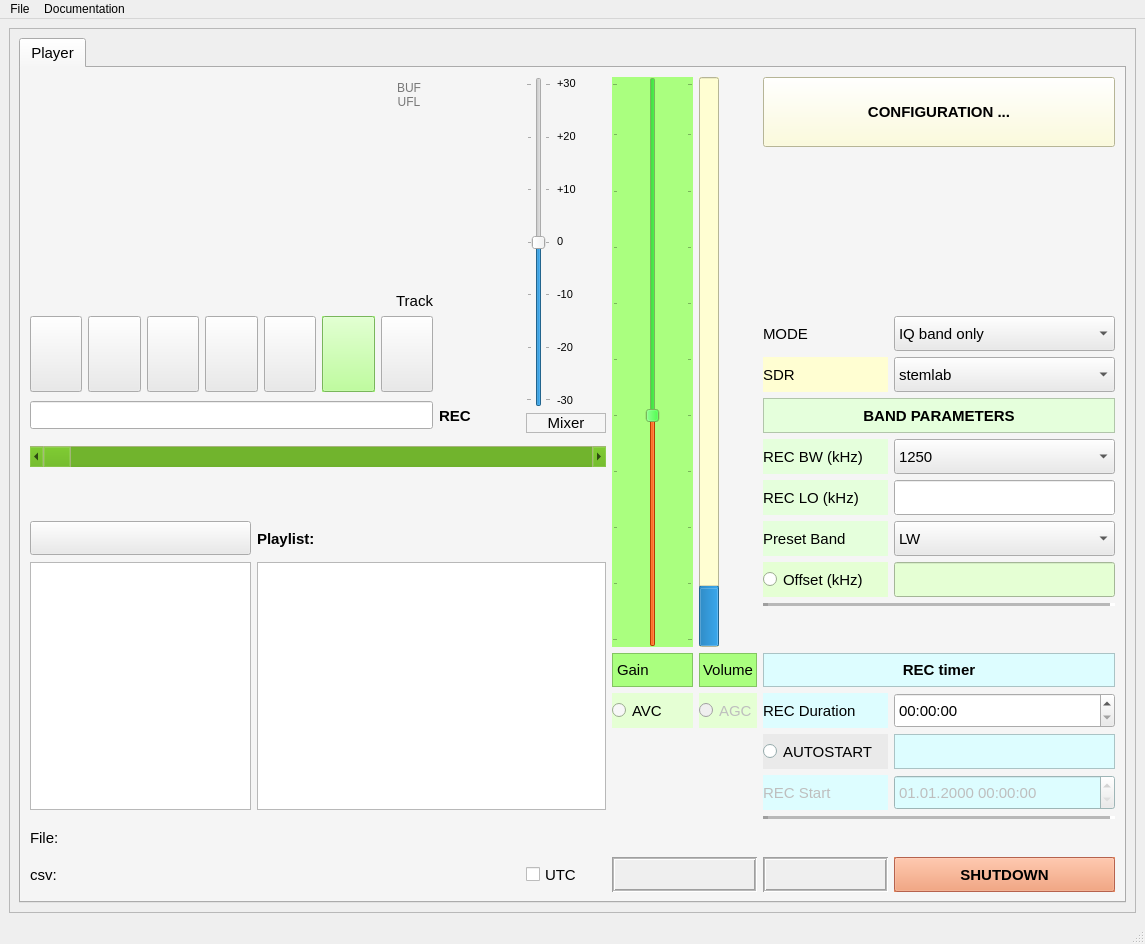
First picture: the form in sources/core/ressources/COHIWizard_GUI_v10_scrollhv_skin_5.ui, repository hermy-sf/COHIWizard, before the edit.
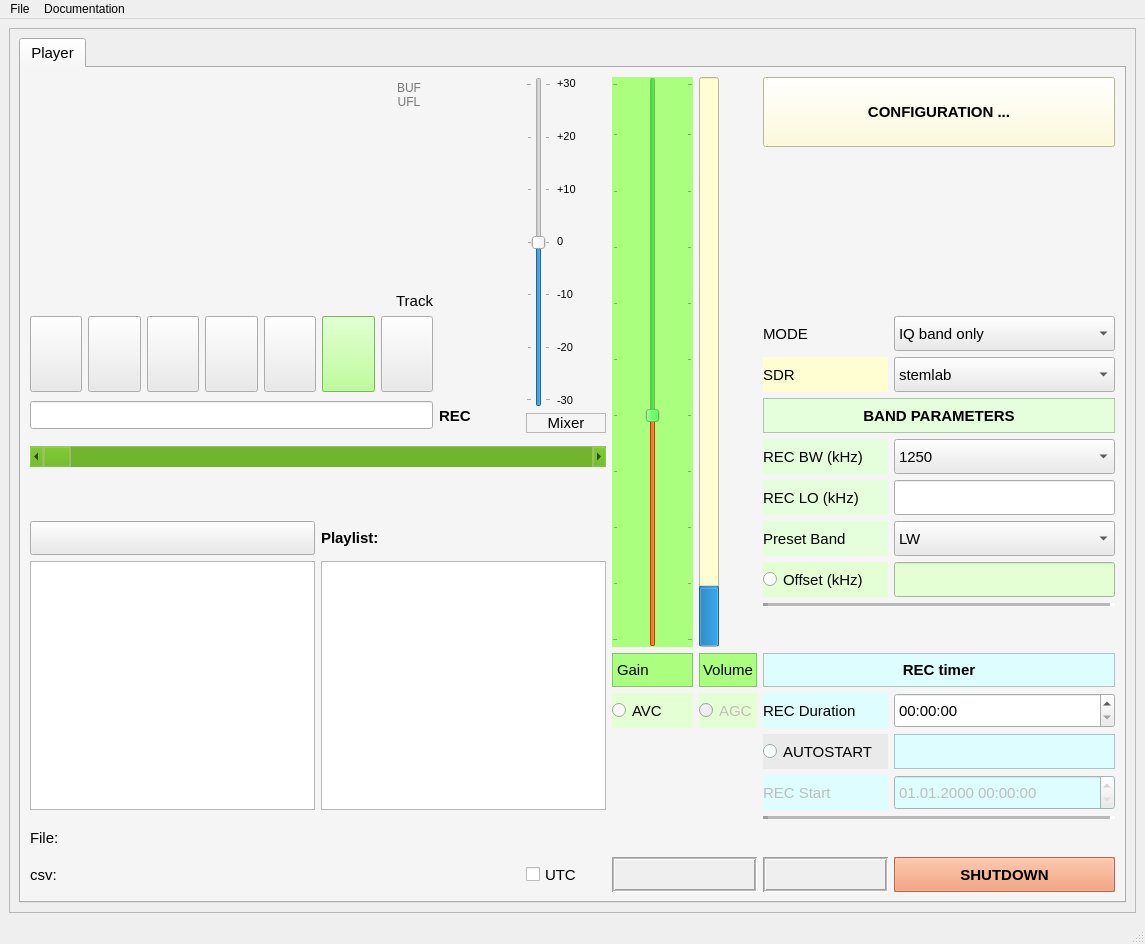
Second picture: the form after the edit. Icons and pictures are not drawn.

The edit to the form file:
```diff
--- a/sources/core/ressources/COHIWizard_GUI_v10_scrollhv_skin_5.ui
+++ b/sources/core/ressources/COHIWizard_GUI_v10_scrollhv_skin_5.ui
@@ -1096,31 +1096,186 @@
                 </property>
                </widget>
               </item>
-              <item row="10" column="5" colspan="2">
-               <widget class="QLabel" name="label_42">
-                <property name="sizePolicy">
-                 <sizepolicy hsizetype="Expanding" vsizetype="Expanding">
-                  <horstretch>1</horstretch>
-                  <verstretch>1</verstretch>
-                 </sizepolicy>
-                </property>
-                <property name="minimumSize">
-                 <size>
-                  <width>10</width>
-                  <height>0</height>
-                 </size>
-                </property>
-                <property name="font">
-                 <font>
-                  <pointsize>11</pointsize>
-                  <weight>75</weight>
-                  <bold>true</bold>
-                 </font>
-                </property>
-                <property name="text">
-                 <string>Playlist:</string>
-                </property>
-               </widget>
+              <item row="10" column="0" rowspan="8" colspan="9">
+               <layout class="QGridLayout" name="gridLayout_lists" rowstretch="0,1" columnstretch="1,1">
+                <property name="leftMargin"><number>0</number></property>
+                <property name="topMargin"><number>0</number></property>
+                <property name="rightMargin"><number>0</number></property>
+                <property name="bottomMargin"><number>0</number></property>
+                <item row="0" column="0">
+                 <widget class="QPushButton" name="pushButton_act_playlist">
+                  <property name="sizePolicy">
+                   <sizepolicy hsizetype="Expanding" vsizetype="Preferred">
+                    <horstretch>1</horstretch>
+                    <verstretch>1</verstretch>
+                   </sizepolicy>
+                  </property>
+                  <property name="minimumSize">
+                   <size>
+                    <width>10</width>
+                    <height>10</height>
+                   </size>
+                  </property>
+                  <property name="maximumSize">
+                   <size>
+                    <width>1000</width>
+                    <height>34</height>
+                   </size>
+                  </property>
+                  <property name="font">
+                   <font>
+                    <pointsize>11</pointsize>
+                   </font>
+                  </property>
+                  <property name="toolTip">
+                   <string>toggles betweensingle file and playlist, activates playlist tool</string>
+                  </property>
+                  <property name="text">
+                   <string/>
+                  </property>
+                  <property name="icon">
+                   <iconset>
+                    <normaloff>icons/Button_Playlist_Activate.png</normaloff>
+                    <normalon>icons/Button_Playlist_Select.png</normalon>
+                    <activeoff>icons/Button_Playlist_Activate.png</activeoff>
+                    <activeon>icons/Button_Playlist_Select.png</activeon>
+                    <selectedoff>icons/Button_Playlist_Activate.png</selectedoff>
+                    <selectedon>icons/Button_Playlist_Select.png</selectedon>icons/Button_Playlist_Activate.png</iconset>
+                  </property>
+                  <property name="iconSize">
+                   <size>
+                    <width>210</width>
+                    <height>25</height>
+                   </size>
+                  </property>
+                  <property name="checkable">
+                   <bool>true</bool>
+                  </property>
+                 </widget>
+                </item>
+                <item row="0" column="1">
+                 <widget class="QLabel" name="label_42">
+                  <property name="sizePolicy">
+                   <sizepolicy hsizetype="Expanding" vsizetype="Preferred">
+                    <horstretch>1</horstretch>
+                    <verstretch>1</verstretch>
+                   </sizepolicy>
+                  </property>
+                  <property name="minimumSize">
+                   <size>
+                    <width>10</width>
+                    <height>0</height>
+                   </size>
+                  </property>
+                  <property name="font">
+                   <font>
+                    <pointsize>11</pointsize>
+                    <weight>75</weight>
+                    <bold>true</bold>
+                   </font>
+                  </property>
+                  <property name="text">
+                   <string>Playlist:</string>
+                  </property>
+                 </widget>
+                </item>
+                <item row="1" column="0">
+                 <widget class="QListWidget" name="listWidget_sourcelist">
+                  <property name="sizePolicy">
+                   <sizepolicy hsizetype="Expanding" vsizetype="Minimum">
+                    <horstretch>1</horstretch>
+                    <verstretch>1</verstretch>
+                   </sizepolicy>
+                  </property>
+                  <property name="minimumSize">
+                   <size>
+                    <width>10</width>
+                    <height>50</height>
+                   </size>
+                  </property>
+                  <property name="maximumSize">
+                   <size>
+                    <width>2000</width>
+                    <height>400</height>
+                   </size>
+                  </property>
+                  <property name="font">
+                   <font>
+                    <pointsize>11</pointsize>
+                   </font>
+                  </property>
+                  <property name="toolTip">
+                   <string>&lt;html&gt;&lt;head/&gt;&lt;body&gt;&lt;p&gt;selection list window. drag items to playlist&lt;/p&gt;&lt;/body&gt;&lt;/html&gt;</string>
+                  </property>
+                  <property name="sizeAdjustPolicy">
+                   <enum>QAbstractScrollArea::AdjustToContentsOnFirstShow</enum>
+                  </property>
+                  <property name="dragEnabled">
+                   <bool>false</bool>
+                  </property>
+                  <property name="dragDropOverwriteMode">
+                   <bool>false</bool>
+                  </property>
+                  <property name="dragDropMode">
+                   <enum>QAbstractItemView::DragDrop</enum>
+                  </property>
+                  <property name="defaultDropAction">
+                   <enum>Qt::MoveAction</enum>
+                  </property>
+                  <property name="selectionMode">
+                   <enum>QAbstractItemView::SingleSelection</enum>
+                  </property>
+                  <property name="isWrapping" stdset="0">
+                   <bool>false</bool>
+                  </property>
+                  <property name="resizeMode">
+                   <enum>QListView::Fixed</enum>
+                  </property>
+                 </widget>
+                </item>
+                <item row="1" column="1">
+                 <widget class="QListWidget" name="listWidget_playlist">
+                  <property name="sizePolicy">
+                   <sizepolicy hsizetype="Expanding" vsizetype="Minimum">
+                    <horstretch>1</horstretch>
+                    <verstretch>1</verstretch>
+                   </sizepolicy>
+                  </property>
+                  <property name="minimumSize">
+                   <size>
+                    <width>10</width>
+                    <height>50</height>
+                   </size>
+                  </property>
+                  <property name="maximumSize">
+                   <size>
+                    <width>2000</width>
+                    <height>400</height>
+                   </size>
+                  </property>
+                  <property name="font">
+                   <font>
+                    <pointsize>11</pointsize>
+                   </font>
+                  </property>
+                  <property name="toolTip">
+                   <string>&lt;html&gt;&lt;head/&gt;&lt;body&gt;&lt;p&gt;playlist window. drag items from selection list&lt;/p&gt;&lt;/body&gt;&lt;/html&gt;</string>
+                  </property>
+                  <property name="dragEnabled">
+                   <bool>false</bool>
+                  </property>
+                  <property name="dragDropMode">
+                   <enum>QAbstractItemView::DragDrop</enum>
+                  </property>
+                  <property name="defaultDropAction">
+                   <enum>Qt::MoveAction</enum>
+                  </property>
+                  <property name="selectionMode">
+                   <enum>QAbstractItemView::SingleSelection</enum>
+                  </property>
+                 </widget>
+                </item>
+               </layout>
               </item>
               <item row="6" column="12">
                <widget class="QLabel" name="label_8">
@@ -2416,60 +2571,6 @@
                 </property>
                </widget>
               </item>
-              <item row="11" column="0" rowspan="7" colspan="5">
-               <widget class="QListWidget" name="listWidget_sourcelist">
-                <property name="sizePolicy">
-                 <sizepolicy hsizetype="Expanding" vsizetype="Minimum">
-                  <horstretch>1</horstretch>
-                  <verstretch>1</verstretch>
-                 </sizepolicy>
-                </property>
-                <property name="minimumSize">
-                 <size>
-                  <width>10</width>
-                  <height>50</height>
-                 </size>
-                </property>
-                <property name="maximumSize">
-                 <size>
-                  <width>2000</width>
-                  <height>400</height>
-                 </size>
-                </property>
-                <property name="font">
-                 <font>
-                  <pointsize>11</pointsize>
-                 </font>
-                </property>
-                <property name="toolTip">
-                 <string>&lt;html&gt;&lt;head/&gt;&lt;body&gt;&lt;p&gt;selection list window. drag items to playlist&lt;/p&gt;&lt;/body&gt;&lt;/html&gt;</string>
-                </property>
-                <property name="sizeAdjustPolicy">
-                 <enum>QAbstractScrollArea::AdjustToContentsOnFirstShow</enum>
-                </property>
-                <property name="dragEnabled">
-                 <bool>false</bool>
-                </property>
-                <property name="dragDropOverwriteMode">
-                 <bool>false</bool>
-                </property>
-                <property name="dragDropMode">
-                 <enum>QAbstractItemView::DragDrop</enum>
-                </property>
-                <property name="defaultDropAction">
-                 <enum>Qt::MoveAction</enum>
-                </property>
-                <property name="selectionMode">
-                 <enum>QAbstractItemView::SingleSelection</enum>
-                </property>
-                <property name="isWrapping" stdset="0">
-                 <bool>false</bool>
-                </property>
-                <property name="resizeMode">
-                 <enum>QListView::Fixed</enum>
-                </property>
-               </widget>
-              </item>
               <item row="0" column="0" rowspan="4" colspan="7">
                <widget class="QLabel" name="label_LOGO">
                 <property name="sizePolicy">
@@ -2614,99 +2715,6 @@
                 </property>
                </widget>
               </item>
-              <item row="11" column="5" rowspan="7" colspan="4">
-               <widget class="QListWidget" name="listWidget_playlist">
-                <property name="sizePolicy">
-                 <sizepolicy hsizetype="Expanding" vsizetype="Minimum">
-                  <horstretch>1</horstretch>
-                  <verstretch>1</verstretch>
-                 </sizepolicy>
-                </property>
-                <property name="minimumSize">
-                 <size>
-                  <width>10</width>
-                  <height>50</height>
-                 </size>
-                </property>
-                <property name="maximumSize">
-                 <size>
-                  <width>2000</width>
-                  <height>400</height>
-                 </size>
-                </property>
-                <property name="font">
-                 <font>
-                  <pointsize>11</pointsize>
-                 </font>
-                </property>
-                <property name="toolTip">
-                 <string>&lt;html&gt;&lt;head/&gt;&lt;body&gt;&lt;p&gt;playlist window. drag items from selection list&lt;/p&gt;&lt;/body&gt;&lt;/html&gt;</string>
-                </property>
-                <property name="dragEnabled">
-                 <bool>false</bool>
-                </property>
-                <property name="dragDropMode">
-                 <enum>QAbstractItemView::DragDrop</enum>
-                </property>
-                <property name="defaultDropAction">
-                 <enum>Qt::MoveAction</enum>
-                </property>
-                <property name="selectionMode">
-                 <enum>QAbstractItemView::SingleSelection</enum>
-                </property>
-               </widget>
-              </item>
-              <item row="10" column="0" colspan="5">
-               <widget class="QPushButton" name="pushButton_act_playlist">
-                <property name="sizePolicy">
-                 <sizepolicy hsizetype="Expanding" vsizetype="Expanding">
-                  <horstretch>1</horstretch>
-                  <verstretch>1</verstretch>
-                 </sizepolicy>
-                </property>
-                <property name="minimumSize">
-                 <size>
-                  <width>10</width>
-                  <height>10</height>
-                 </size>
-                </property>
-                <property name="maximumSize">
-                 <size>
-                  <width>1000</width>
-                  <height>34</height>
-                 </size>
-                </property>
-                <property name="font">
-                 <font>
-                  <pointsize>11</pointsize>
-                 </font>
-                </property>
-                <property name="toolTip">
-                 <string>toggles betweensingle file and playlist, activates playlist tool</string>
-                </property>
-                <property name="text">
-                 <string/>
-                </property>
-                <property name="icon">
-                 <iconset>
-                  <normaloff>icons/Button_Playlist_Activate.png</normaloff>
-                  <normalon>icons/Button_Playlist_Select.png</normalon>
-                  <activeoff>icons/Button_Playlist_Activate.png</activeoff>
-                  <activeon>icons/Button_Playlist_Select.png</activeon>
-                  <selectedoff>icons/Button_Playlist_Activate.png</selectedoff>
-                  <selectedon>icons/Button_Playlist_Select.png</selectedon>icons/Button_Playlist_Activate.png</iconset>
-                </property>
-                <property name="iconSize">
-                 <size>
-                  <width>210</width>
-                  <height>25</height>
-                 </size>
-                </property>
-                <property name="checkable">
-                 <bool>true</bool>
-                </property>
-               </widget>
-              </item>
               <item row="18" column="12" colspan="2">
                <widget class="Line" name="line_3">
                 <property name="font">
```
